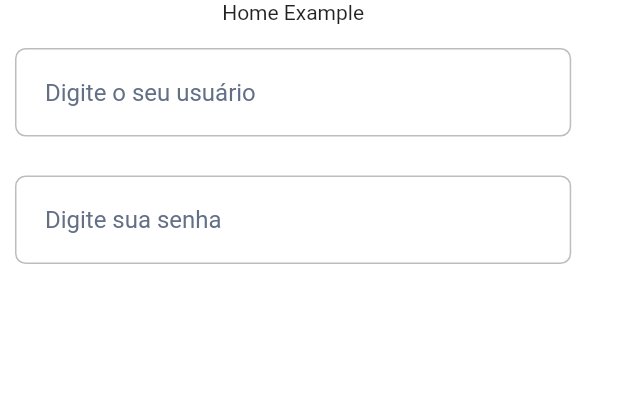
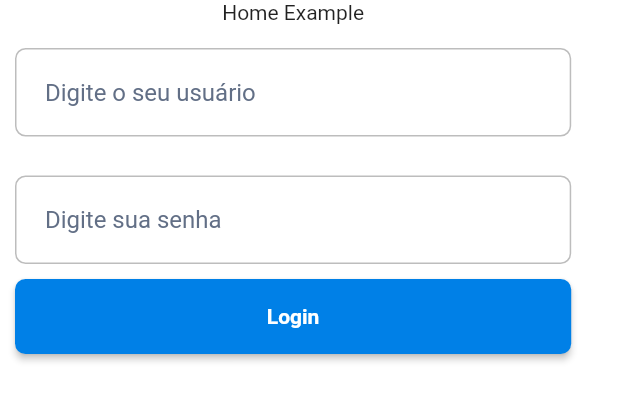
Before and after one commit to cpvasques/flutterArch, a Flutter app: the HomeBody widget shown alone on an empty page, opened directly, on a phone screen of 412 x 824 dp. Shown: the top 401 px of the screen. Run offline on Flutter 3.47's test engine with Material 2 defaults, Android fonts, the phone set to English and light mode, and no system bars; our stand-ins replace another_flushbar, dio, equatable, flutter_bloc, flutter_svg, loading_animation_widget and 1 more; missing offline and left inert: match; accounts and stored records are empty; Roboto replaces fonts that are missing (mplus1).

Commit message:
feat: adds button to HomeBody

```diff
--- a/lib/app/pages/home/widgets/home_body.dart
+++ b/lib/app/pages/home/widgets/home_body.dart
@@ -1,6 +1,7 @@
 import 'package:app_flutter_arch/app/core/ui/base_state/base_state.dart';
 import 'package:app_flutter_arch/app/core/ui/base_state/state_with_controller.dart';
 import 'package:app_flutter_arch/app/core/ui/helpers/size_extensions.dart';
+import 'package:app_flutter_arch/app/core/ui/widgets/button_example.dart';
 import 'package:app_flutter_arch/app/core/ui/widgets/generic_input.dart';
 import 'package:app_flutter_arch/app/pages/home/home_controller.dart';
 import 'package:flutter/material.dart';
@@ -55,6 +56,11 @@ class _HomeBodyState extends BaseState<HomeBody>
                 focusNode: _passwordFocusNode,
                 onFieldSubmitted: (term) => _onLoginButtonPressed(),
               ),
+              ButtonExample(
+                width: context.percentWidth(.9),
+                label: 'Login',
+                onPressed: _onLoginButtonPressed,
+              ),
             ],
           ),
         ),
```
